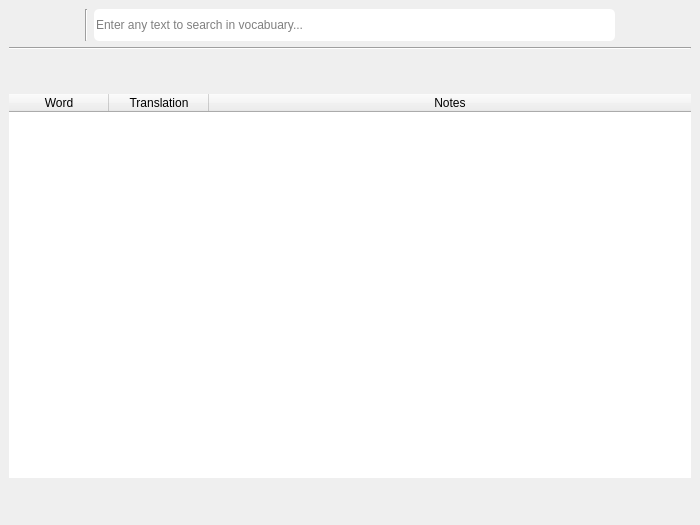
First picture: the form in window/interface/vocabulary_interface.ui, repository apps-open/BiLinguo, before the edit.
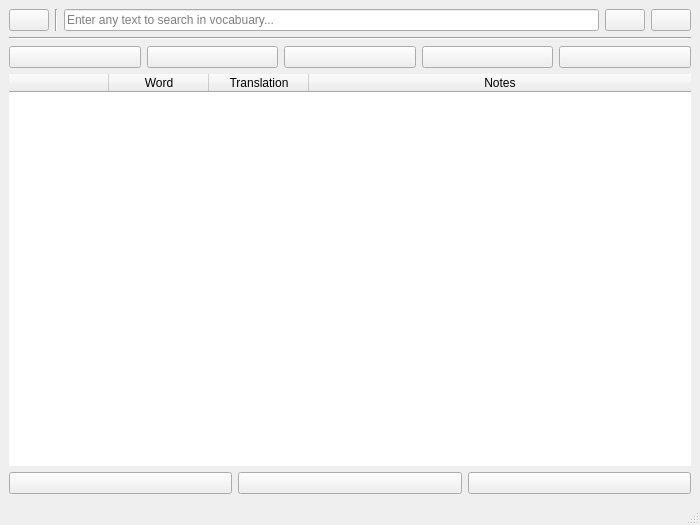
Second picture: the form after the edit. Icons and pictures are not drawn.

The edit to the form file:
```diff
--- a/window/interface/vocabulary_interface.ui
+++ b/window/interface/vocabulary_interface.ui
@@ -26,37 +26,13 @@
          <widget class="QPushButton" name="info_button">
           <property name="styleSheet">
            <string notr="true">*{image: url(:/info_button/icons8-help-24.png);
-
-border-radius: 5px;
-border: 0px solid;
-height: 32px;}
-*:hover {
-     height: 32px;
-      border: 1px solid white;
-      
 }</string>
           </property>
           <property name="text">
            <string/>
           </property>
-         </widget>
-        </item>
-        <item>
-         <widget class="QPushButton" name="change_theme_button">
-          <property name="styleSheet">
-           <string notr="true">*{image: url(:/change_theme_icon/icons8-change-theme-24.png);
-
-border-radius: 5px;
-border: 0px solid;
-height: 32px;}
-*:hover {
-     height: 32px;
-      border: 1px solid white;
-      
-}</string>
-          </property>
-          <property name="text">
-           <string/>
+          <property name="shortcut">
+           <string>Ctrl+Shift+A</string>
           </property>
          </widget>
         </item>
@@ -72,16 +48,7 @@
           <item>
            <widget class="QLineEdit" name="search_edit">
             <property name="styleSheet">
-             <string notr="true">*{
-
-border-radius: 5px;
-border: 0px solid;
-height: 32px;}
-*:hover {
-     height: 32px;
-      border: 1px solid white;
-      
-}</string>
+             <string notr="true"/>
             </property>
             <property name="placeholderText">
              <string>Enter any text to search in vocabuary...</string>
@@ -101,12 +68,6 @@
               <property name="styleSheet">
                <string notr="true">*{image: url(:/enter_icon/icons8-next-page-24.png);
 
-border-radius: 5px;
-border: 0px solid;
-height: 32px;}
-*:hover {
-     height: 32px;
-      border: 1px solid white;
       
 }</string>
               </property>
@@ -119,13 +80,6 @@
              <widget class="QPushButton" name="clear_search">
               <property name="styleSheet">
                <string notr="true">*{image: url(:/close_icon/icons8-close-24.png);
-
-border-radius: 5px;
-border: 0px solid;
-height: 32px;}
-*:hover {
-     height: 32px;
-      border: 1px solid white;
       
 }</string>
               </property>
@@ -160,13 +114,6 @@
           <property name="styleSheet">
            <string notr="true">*{image:url(:/add_icon/icons8-add-24.png);
 
-border-radius: 5px;
-border: 0px solid;
-height: 32px;}
-*:hover {
-     height: 32px;
-      border: 1px solid white;
-      
 }</string>
           </property>
           <property name="text">
@@ -178,14 +125,6 @@
          <widget class="QPushButton" name="delete_button">
           <property name="styleSheet">
            <string notr="true">*{image: url(:/delete_icon/icons8-remove-24.png);
-
-border-radius: 5px;
-border: 0px solid;
-height: 32px;}
-*:hover {
-     height: 32px;
-      border: 1px solid white;
-      
 }</string>
           </property>
           <property name="text">
@@ -197,14 +136,6 @@
          <widget class="QPushButton" name="translate_button">
           <property name="styleSheet">
            <string notr="true">*{image: url(:/translate_icon/icons8-translate-24.png);
-
-border-radius: 5px;
-border: 0px solid;
-height: 32px;}
-*:hover {
-     height: 32px;
-      border: 1px solid white;
-      
 }</string>
           </property>
           <property name="text">
@@ -216,14 +147,6 @@
          <widget class="QPushButton" name="save_button">
           <property name="styleSheet">
            <string notr="true">*{image: url(:/save_icon/icons8-save-24.png);
-
-border-radius: 5px;
-border: 0px solid;
-height: 32px;}
-*:hover {
-     height: 32px;
-      border: 1px solid white;
-      
 }</string>
           </property>
           <property name="text">
@@ -235,14 +158,6 @@
          <widget class="QPushButton" name="test_button">
           <property name="styleSheet">
            <string notr="true">*{image: url(:/test_icon/icons8-pass-fail-24.png);
-
-border-radius: 5px;
-border: 0px solid;
-height: 32px;}
-*:hover {
-     height: 32px;
-      border: 1px solid white;
-      
 }</string>
           </property>
           <property name="text">
@@ -267,8 +182,14 @@
         <property name="selectionBehavior">
          <enum>QAbstractItemView::SelectItems</enum>
         </property>
+        <property name="showGrid">
+         <bool>true</bool>
+        </property>
+        <property name="gridStyle">
+         <enum>Qt::SolidLine</enum>
+        </property>
         <property name="sortingEnabled">
-         <bool>true</bool>
+         <bool>false</bool>
         </property>
         <attribute name="horizontalHeaderCascadingSectionResizes">
          <bool>false</bool>
@@ -276,12 +197,23 @@
         <attribute name="horizontalHeaderStretchLastSection">
          <bool>true</bool>
         </attribute>
+        <attribute name="verticalHeaderVisible">
+         <bool>false</bool>
+        </attribute>
+        <attribute name="verticalHeaderHighlightSections">
+         <bool>false</bool>
+        </attribute>
         <attribute name="verticalHeaderShowSortIndicator" stdset="0">
          <bool>false</bool>
         </attribute>
         <attribute name="verticalHeaderStretchLastSection">
          <bool>false</bool>
         </attribute>
+        <column>
+         <property name="text">
+          <string/>
+         </property>
+        </column>
         <column>
          <property name="text">
           <string>Word</string>
@@ -305,14 +237,6 @@
          <widget class="QPushButton" name="load_button">
           <property name="styleSheet">
            <string notr="true">*{image: url(:/load_icon/icons8-download-24.png);
-
-border-radius: 5px;
-border: 0px solid;
-height: 32px;}
-*:hover {
-     height: 32px;
-      border: 1px solid white;
-      
 }</string>
           </property>
           <property name="text">
@@ -324,14 +248,6 @@
          <widget class="QPushButton" name="close_button">
           <property name="styleSheet">
            <string notr="true">*{image: url(:/close_icon/icons8-close-24.png);
-
-border-radius: 5px;
-border: 0px solid;
-height: 32px;}
-*:hover {
-     height: 32px;
-      border: 1px solid white;
-      
 }</string>
           </property>
           <property name="text">
@@ -349,14 +265,6 @@
           </property>
           <property name="styleSheet">
            <string notr="true">*{image: url(:/edit_icon/icons8-edit-24.png);
-
-border-radius: 5px;
-border: 0px solid;
-height: 32px;}
-*:hover {
-     height: 32px;
-      border: 1px solid white;
-      
 }</string>
           </property>
           <property name="text">
@@ -370,6 +278,7 @@
     </item>
    </layout>
   </widget>
+  <widget class="QStatusBar" name="statusBar"/>
  </widget>
  <resources>
   <include location="resource/src.qrc"/>
```
Left out of the diff: 27 changed lines with no effect on the pictures.
